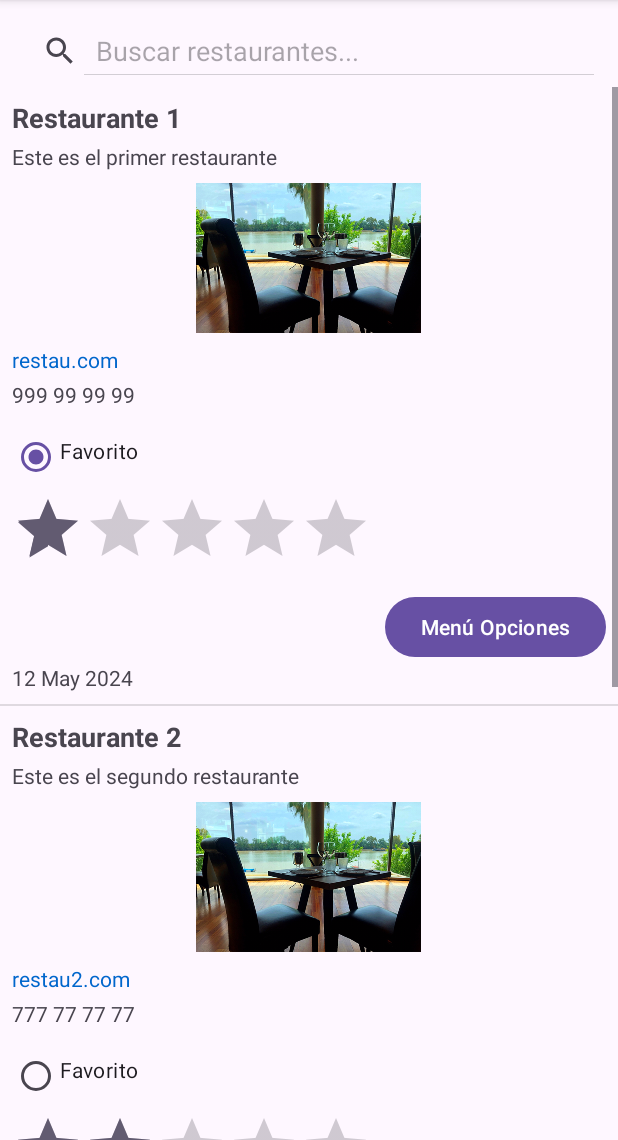
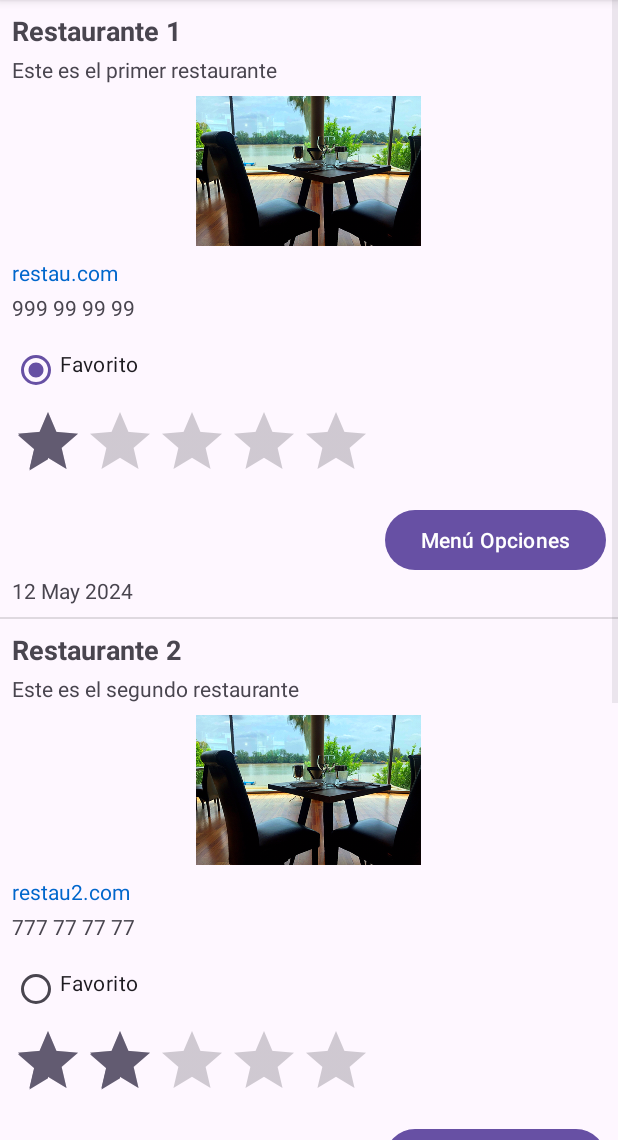
Before and after one commit to Fergr0/AppGestion, an Android app: the MainActivity screen opened directly, with no data from a screen before it, on a phone screen of 412 x 824 dp, the part 96-1236 px from its top. Run offline under Robolectric (Android 15) with nearby library versions, the phone set to English and light mode, and no system bars.

Commit message:
quitar searchview

```diff
--- a/app/src/main/res/layout/activity_main.xml
+++ b/app/src/main/res/layout/activity_main.xml
@@ -7,18 +7,6 @@
     android:orientation="vertical"
     tools:context=".MainActivity">
 
-    <!-- Barra de búsqueda-->
-    <SearchView
-        android:id="@+id/search_view"
-        android:layout_width="match_parent"
-        android:layout_height="wrap_content"
-        android:queryHint="Buscar restaurantes..."
-        android:iconifiedByDefault="false"
-        android:padding="8dp"
-        app:queryBackground="@android:color/white"
-        app:searchIcon="@android:drawable/ic_menu_search"
-        android:layout_alignParentTop="true"
-        android:layout_marginTop="10dp"/>
 
     <!-- ListView para mostrar restaurantes -->
     <ListView
```
Also changed, not shown: app/src/main/java/com/example/gestionfernando/MainActivity.java (+0 -29 lines).
